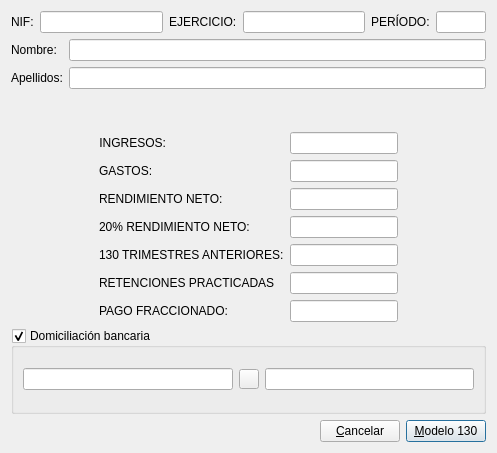
DIBOSAJM/keme, file modelo130.ui: the form before one commit.
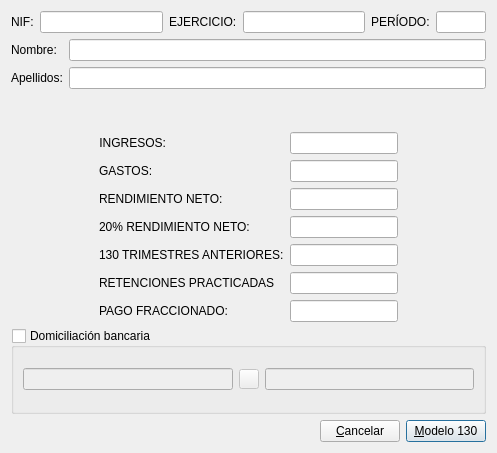
The form after the commit. Icons and pictures are not drawn.

```diff
--- a/modelo130.ui
+++ b/modelo130.ui
@@ -273,6 +273,9 @@
      <property name="checkable">
       <bool>true</bool>
      </property>
+     <property name="checked">
+      <bool>false</bool>
+     </property>
      <layout class="QHBoxLayout" name="horizontalLayout_4">
       <item>
        <widget class="QLineEdit" name="auxiliar_lineEdit">
```
